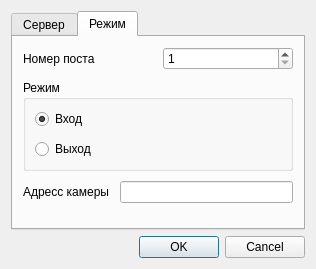
Old version of the form AccessController/dialogs/SettingsDialog.ui in the repository Baxulio/ParkingACS.
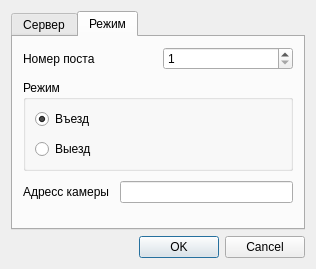
New version of the form.

```diff
--- a/AccessController/dialogs/SettingsDialog.ui
+++ b/AccessController/dialogs/SettingsDialog.ui
@@ -186,7 +186,7 @@
           <item>
            <widget class="QRadioButton" name="enterRadio">
             <property name="text">
-             <string>Вход</string>
+             <string>Въезд</string>
             </property>
             <property name="checked">
              <bool>true</bool>
@@ -196,7 +196,7 @@
           <item>
            <widget class="QRadioButton" name="exitRadio">
             <property name="text">
-             <string>Выход</string>
+             <string>Выезд</string>
             </property>
            </widget>
           </item>
```
